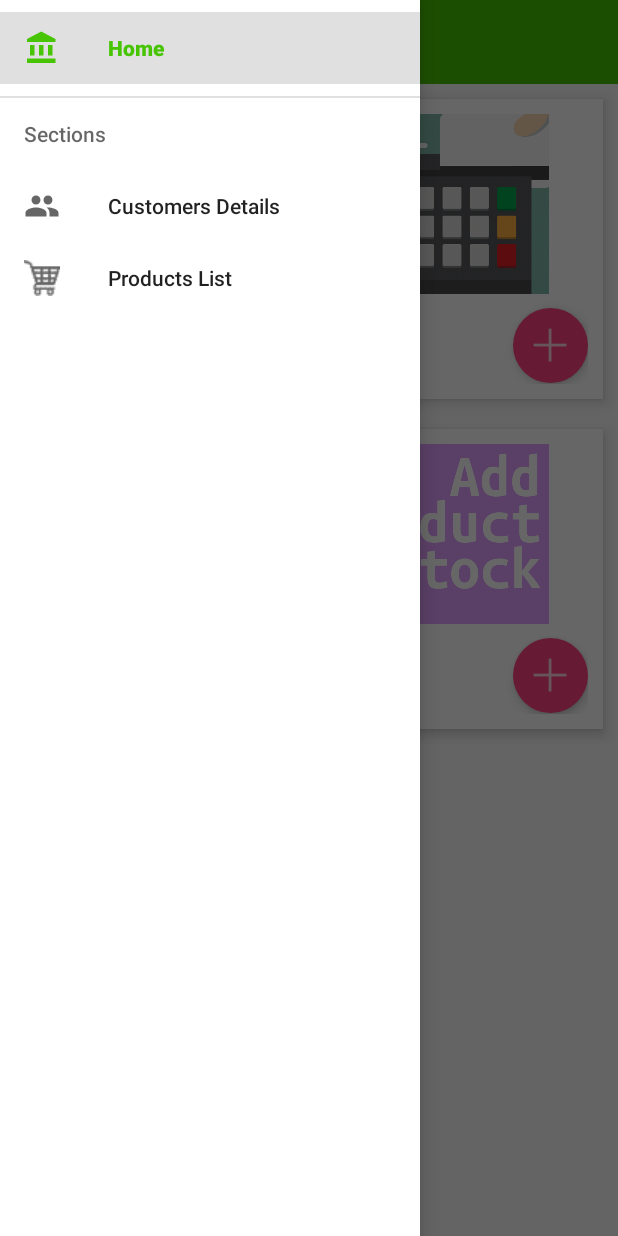
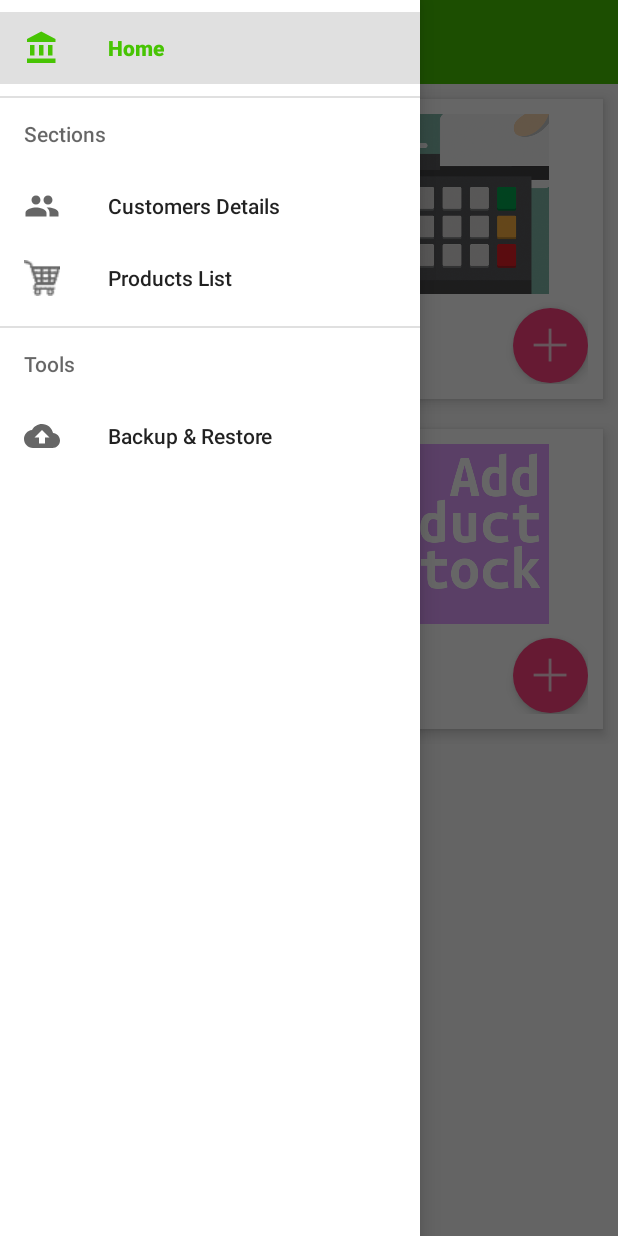
Before and after one commit to imhashir/shop-keeper, an Android app: the screen it shows after launch (HomeActivity), with the side drawer open, on a phone screen of 412 x 824 dp. Run offline under Robolectric (Android 15) with nearby library versions, the light colour scheme and no system bars.

Commit message:
Created fully functional Local backup System

```diff
--- a/app/src/main/AndroidManifest.xml
+++ b/app/src/main/AndroidManifest.xml
@@ -1,6 +1,9 @@
 <?xml version="1.0" encoding="utf-8"?>
 <manifest xmlns:android="http://schemas.android.com/apk/res/android"
           package="com.hashirbaig.creator.shopkeeper">
+
+    <uses-permission android:name="android.permission.READ_EXTERNAL_STORAGE"/>
+    <uses-permission android:name="android.permission.WRITE_EXTERNAL_STORAGE"/>
 
     <application
         android:allowBackup="true"
--- a/app/src/main/java/com/hashirbaig/creator/shopkeeper/HostingActivities/HomeActivity.java
+++ b/app/src/main/java/com/hashirbaig/creator/shopkeeper/HostingActivities/HomeActivity.java
@@ -12,6 +12,7 @@ import android.support.v7.app.AppCompatActivity;
 import android.support.v7.widget.Toolbar;
 import android.view.MenuItem;
 
+import com.hashirbaig.creator.shopkeeper.MainFragments.BackupRestoreFragment;
 import com.hashirbaig.creator.shopkeeper.MainFragments.CustomersListFragment;
 import com.hashirbaig.creator.shopkeeper.MainFragments.HomeFragment;
 import com.hashirbaig.creator.shopkeeper.MainFragments.ProductsListFragment;
@@ -72,6 +73,9 @@ public class HomeActivity extends AppCompatActivity{
             case R.id.products_list_nav:
                 fragmentClass = ProductsListFragment.class;
                 break;
+            case R.id.backup_restore_nav:
+                fragmentClass = BackupRestoreFragment.class;
+                break;
             default:
                 fragmentClass = CustomersListFragment.class;
                 break;
--- /dev/null
+++ b/app/src/main/res/drawable/backup_restore_icon_nav.xml
@@ -0,0 +1,9 @@
+<vector xmlns:android="http://schemas.android.com/apk/res/android"
+        android:width="24dp"
+        android:height="24dp"
+        android:viewportWidth="24.0"
+        android:viewportHeight="24.0">
+    <path
+        android:fillColor="#FF000000"
+        android:pathData="M19.35,10.04C18.67,6.59 15.64,4 12,4 9.11,4 6.6,5.64 5.35,8.04 2.34,8.36 0,10.91 0,14c0,3.31 2.69,6 6,6h13c2.76,0 5,-2.24 5,-5 0,-2.64 -2.05,-4.78 -4.65,-4.96zM14,13v4h-4v-4H7l5,-5 5,5h-3z"/>
+</vector>
--- a/app/src/main/res/layout/fragment_backup_restore.xml
+++ b/app/src/main/res/layout/fragment_backup_restore.xml
@@ -6,6 +6,7 @@
     android:layout_height="match_parent"
     android:orientation="vertical"
     android:padding="10dp"
+    android:id="@+id/root_layout_backup_restore"
     tools:context=".HostingActivities.CustomerInfoActivity">
 
     <ScrollView
--- a/app/src/main/res/menu/navigation_bar_menu.xml
+++ b/app/src/main/res/menu/navigation_bar_menu.xml
@@ -30,4 +30,17 @@
         </menu>
     </item>
 
+    <item
+        android:title="@string/tools_nav">
+        <menu>
+            <group
+                android:checkableBehavior="single">
+                <item
+                    android:title="@string/backup_restore_nav"
+                    android:icon="@drawable/backup_restore_icon_nav"
+                    android:id="@+id/backup_restore_nav"/>
+            </group>
+        </menu>
+    </item>
+
 </menu>
--- a/app/src/main/res/values/strings.xml
+++ b/app/src/main/res/values/strings.xml
@@ -36,6 +36,10 @@
     <string name="products_list">Products List</string>
     <string name="home_nav">Home</string>
     <string name="sections_nav">Sections</string>
+    <string name="tools_nav">Tools</string>
+    <string name="backup_restore_nav">Backup &amp; Restore</string>
+
+    <!-- Customer Info Fragment -->
     <string name="open_navigation_drawer">Open Navigation Drawer</string>
     <string name="close_navigation_drawer">Close Navigation Drawer</string>
     <string name="select_spinner_item_text">Select Item</string>
```
Also changed, not shown: app/src/main/java/com/hashirbaig/creator/shopkeeper/Dialogs/SimpleTextDialog.java (added, +48 -0 lines), app/src/main/java/com/hashirbaig/creator/shopkeeper/Helper/BackupRestore.java (added, +69 -0 lines), app/src/main/java/com/hashirbaig/creator/shopkeeper/MainFragments/BackupRestoreFragment.java (added, +130 -0 lines), app/src/main/res/layout/dialog_text_layout.xml (added, +14 -0 lines).
